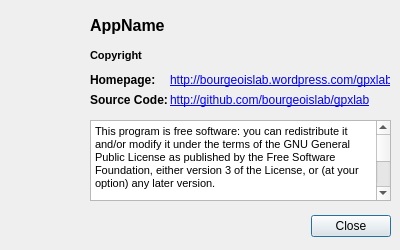
First picture: the form in GPXLab/dialogs/dialog_about.ui, repository BourgeoisLab/GPXLab, before the edit.
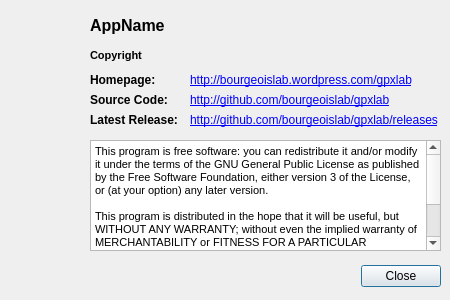
Second picture: the form after the edit. Icons and pictures are not drawn.

The edit to the form file:
```diff
--- a/GPXLab/dialogs/dialog_about.ui
+++ b/GPXLab/dialogs/dialog_about.ui
@@ -6,20 +6,20 @@
    <rect>
     <x>0</x>
     <y>0</y>
-    <width>400</width>
-    <height>250</height>
+    <width>450</width>
+    <height>300</height>
    </rect>
   </property>
   <property name="minimumSize">
    <size>
-    <width>400</width>
-    <height>250</height>
+    <width>450</width>
+    <height>300</height>
    </size>
   </property>
   <property name="maximumSize">
    <size>
-    <width>400</width>
-    <height>250</height>
+    <width>450</width>
+    <height>300</height>
    </size>
   </property>
   <property name="windowTitle">
@@ -33,8 +33,8 @@
    <property name="geometry">
     <rect>
      <x>10</x>
-     <y>210</y>
-     <width>381</width>
+     <y>260</y>
+     <width>431</width>
      <height>32</height>
     </rect>
    </property>
@@ -97,9 +97,9 @@
    <property name="geometry">
     <rect>
      <x>90</x>
-     <y>120</y>
-     <width>301</width>
-     <height>81</height>
+     <y>140</y>
+     <width>351</width>
+     <height>111</height>
     </rect>
    </property>
    <property name="html">
@@ -137,9 +137,9 @@
   <widget class="QLabel" name="labelLinkSourceCode">
    <property name="geometry">
     <rect>
-     <x>170</x>
+     <x>190</x>
      <y>90</y>
-     <width>220</width>
+     <width>251</width>
      <height>20</height>
     </rect>
    </property>
@@ -152,7 +152,7 @@
     <rect>
      <x>90</x>
      <y>70</y>
-     <width>80</width>
+     <width>100</width>
      <height>20</height>
     </rect>
    </property>
@@ -169,9 +169,9 @@
   <widget class="QLabel" name="labelLinkHomepage">
    <property name="geometry">
     <rect>
-     <x>170</x>
+     <x>190</x>
      <y>70</y>
-     <width>220</width>
+     <width>251</width>
      <height>20</height>
     </rect>
    </property>
@@ -184,7 +184,7 @@
     <rect>
      <x>90</x>
      <y>90</y>
-     <width>80</width>
+     <width>100</width>
      <height>20</height>
     </rect>
    </property>
@@ -198,6 +198,38 @@
     <string>Source Code:</string>
    </property>
   </widget>
+  <widget class="QLabel" name="label_6">
+   <property name="geometry">
+    <rect>
+     <x>90</x>
+     <y>110</y>
+     <width>100</width>
+     <height>20</height>
+    </rect>
+   </property>
+   <property name="font">
+    <font>
+     <weight>75</weight>
+     <bold>true</bold>
+    </font>
+   </property>
+   <property name="text">
+    <string>Latest Release:</string>
+   </property>
+  </widget>
+  <widget class="QLabel" name="labelLinkRelease">
+   <property name="geometry">
+    <rect>
+     <x>190</x>
+     <y>110</y>
+     <width>251</width>
+     <height>20</height>
+    </rect>
+   </property>
+   <property name="text">
+    <string>&lt;html&gt;&lt;head/&gt;&lt;body&gt;&lt;p&gt;&lt;a href=&quot;http://github.com/bourgeoislab/gpxlab/releases&quot;&gt;&lt;span style=&quot; text-decoration: underline; color:#0000ff;&quot;&gt;http://github.com/bourgeoislab/gpxlab/releases&lt;/span&gt;&lt;/a&gt;&lt;/p&gt;&lt;/body&gt;&lt;/html&gt;</string>
+   </property>
+  </widget>
  </widget>
  <resources/>
  <connections>
```
